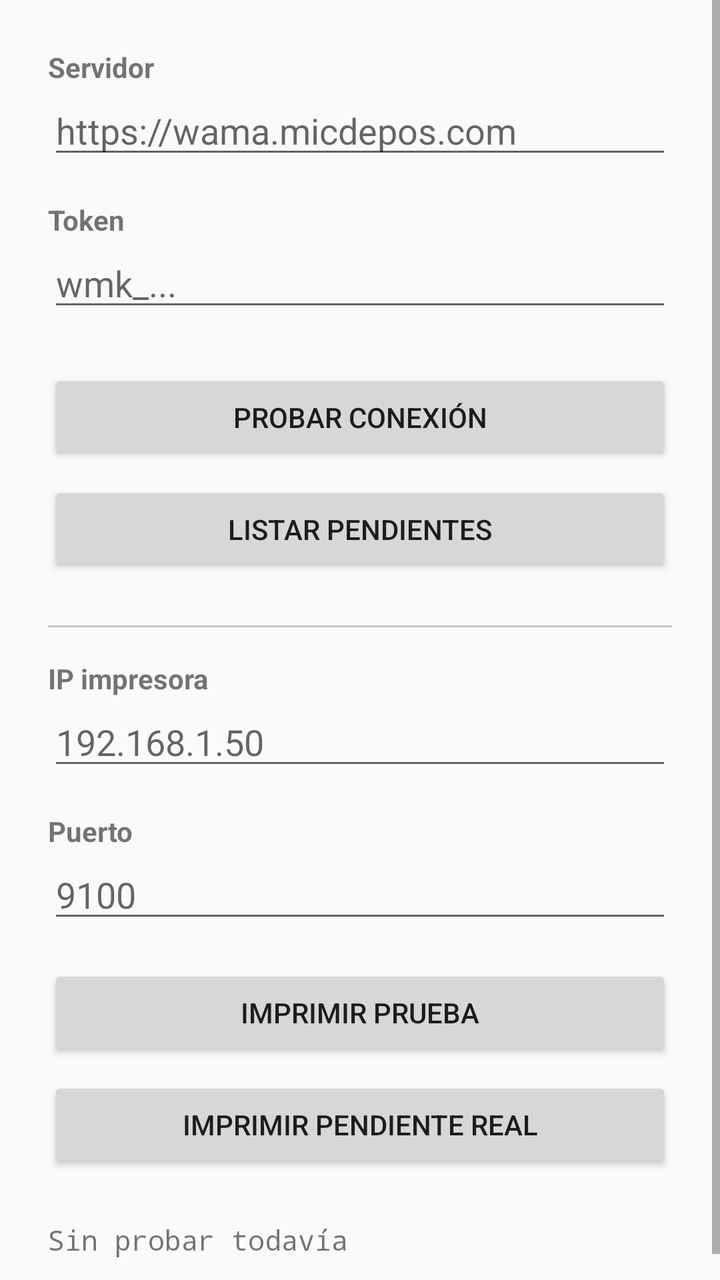
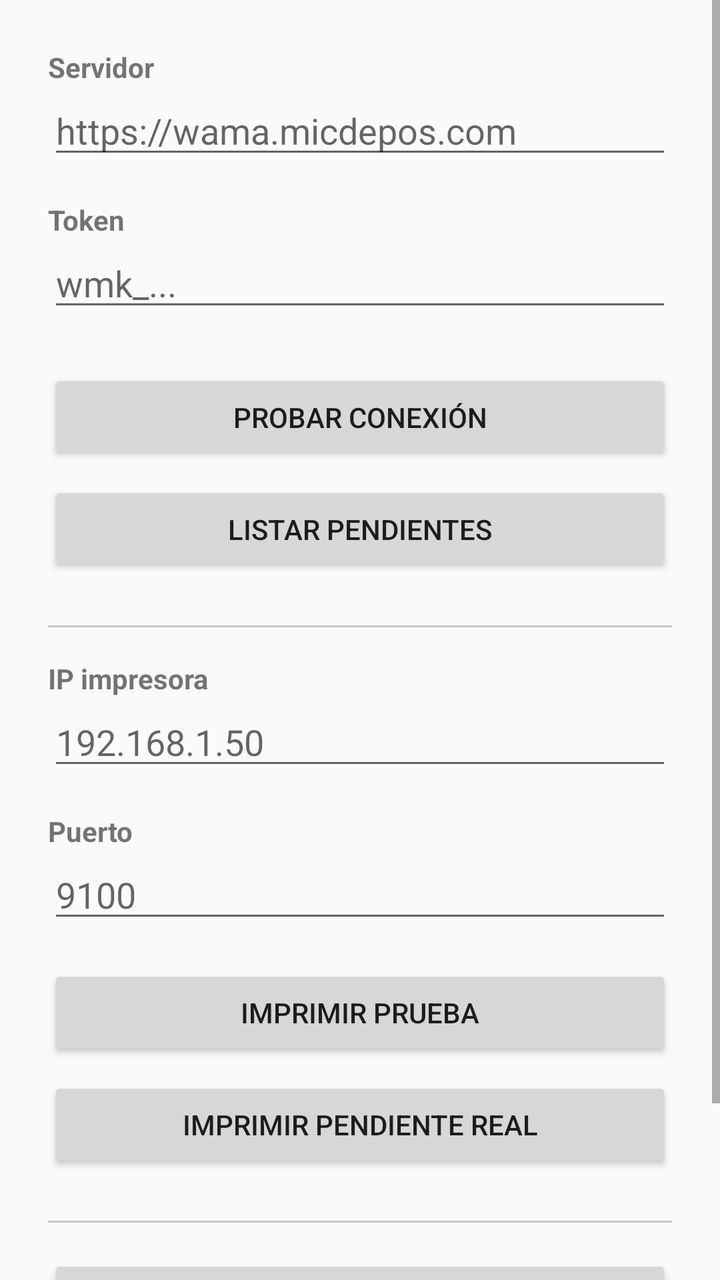

The first picture is an Android layout as it rendered before a commit; the second is the same layout after the commit. The layout source and the unified diff follow.
<!-- AndroidManifest.xml: application theme Theme.AppCompat.Light.NoActionBar -->
<!-- res/layout/activity_main.xml -->
<?xml version="1.0" encoding="utf-8"?>
<ScrollView xmlns:android="http://schemas.android.com/apk/res/android"
    android:layout_width="match_parent"
    android:layout_height="match_parent">

    <LinearLayout
        android:layout_width="match_parent"
        android:layout_height="wrap_content"
        android:orientation="vertical"
        android:padding="24dp">

        <TextView
            android:layout_width="wrap_content"
            android:layout_height="wrap_content"
            android:text="@string/label_base_url"
            android:textStyle="bold" />

        <EditText
            android:id="@+id/editBaseUrl"
            android:layout_width="match_parent"
            android:layout_height="wrap_content"
            android:hint="@string/hint_base_url"
            android:inputType="textUri"
            android:autofillHints="url"
            android:singleLine="true" />

        <TextView
            android:layout_width="wrap_content"
            android:layout_height="wrap_content"
            android:layout_marginTop="16dp"
            android:text="@string/label_token"
            android:textStyle="bold" />

        <EditText
            android:id="@+id/editToken"
            android:layout_width="match_parent"
            android:layout_height="wrap_content"
            android:hint="@string/hint_token"
            android:inputType="textPassword"
            android:autofillHints="password"
            android:singleLine="true" />

        <Button
            android:id="@+id/btnTest"
            android:layout_width="match_parent"
            android:layout_height="wrap_content"
            android:layout_marginTop="24dp"
            android:text="@string/action_test" />

        <Button
            android:id="@+id/btnList"
            android:layout_width="match_parent"
            android:layout_height="wrap_content"
            android:layout_marginTop="8dp"
            android:text="@string/action_list" />

        <View
            android:layout_width="match_parent"
            android:layout_height="1dp"
            android:layout_marginTop="24dp"
            android:background="#33000000" />

        <TextView
            android:layout_width="wrap_content"
            android:layout_height="wrap_content"
            android:layout_marginTop="16dp"
            android:text="@string/label_printer_ip"
            android:textStyle="bold" />

        <EditText
            android:id="@+id/editPrinterIp"
            android:layout_width="match_parent"
            android:layout_height="wrap_content"
            android:hint="@string/hint_printer_ip"
            android:inputType="text"
            android:singleLine="true" />

        <TextView
            android:layout_width="wrap_content"
            android:layout_height="wrap_content"
            android:layout_marginTop="16dp"
            android:text="@string/label_printer_port"
            android:textStyle="bold" />

        <EditText
            android:id="@+id/editPrinterPort"
            android:layout_width="match_parent"
            android:layout_height="wrap_content"
            android:hint="@string/hint_printer_port"
            android:inputType="number"
            android:singleLine="true" />

        <Button
            android:id="@+id/btnPrintTest"
            android:layout_width="match_parent"
            android:layout_height="wrap_content"
            android:layout_marginTop="16dp"
            android:text="@string/action_print_test" />

        <Button
            android:id="@+id/btnPrintPending"
            android:layout_width="match_parent"
            android:layout_height="wrap_content"
            android:layout_marginTop="8dp"
            android:text="@string/action_print_pending" />

        <TextView
            android:id="@+id/txtStatus"
            android:layout_width="match_parent"
            android:layout_height="wrap_content"
            android:layout_marginTop="24dp"
            android:fontFamily="monospace"
            android:textIsSelectable="true"
            android:text="@string/status_idle" />

    </LinearLayout>

</ScrollView>
<!-- resources referenced by this layout -->
<resources>
  <string name="action_list">Listar pendientes</string>
  <string name="action_print_pending">Imprimir pendiente real</string>
  <string name="action_print_test">Imprimir prueba</string>
  <string name="action_test">Probar conexión</string>
  <string name="hint_base_url">https://wama.micdepos.com</string>
  <string name="hint_printer_ip">192.168.1.50</string>
  <string name="hint_printer_port">9100</string>
  <string name="hint_token">wmk_...</string>
  <string name="label_base_url">Servidor</string>
  <string name="label_printer_ip">IP impresora</string>
  <string name="label_printer_port">Puerto</string>
  <string name="label_token">Token</string>
  <string name="status_idle">Sin probar todavía</string>
</resources>

<!-- the commit's change to res/layout/activity_main.xml (unified diff, before → after) -->
@@ -104,6 +104,19 @@
             android:layout_marginTop="8dp"
             android:text="@string/action_print_pending" />
 
+        <View
+            android:layout_width="match_parent"
+            android:layout_height="1dp"
+            android:layout_marginTop="24dp"
+            android:background="#33000000" />
+
+        <Button
+            android:id="@+id/btnToggleAgent"
+            android:layout_width="match_parent"
+            android:layout_height="wrap_content"
+            android:layout_marginTop="16dp"
+            android:text="@string/action_activate" />
+
         <TextView
             android:id="@+id/txtStatus"
             android:layout_width="match_parent"
<!-- resource entries referenced after the edit -->
@@ -1,5 +1,6 @@
 <!-- resources referenced by this layout -->
 <resources>
+  <string name="action_activate">Activar agente</string>
   <string name="action_list">Listar pendientes</string>
   <string name="action_print_pending">Imprimir pendiente real</string>
   <string name="action_print_test">Imprimir prueba</string>
